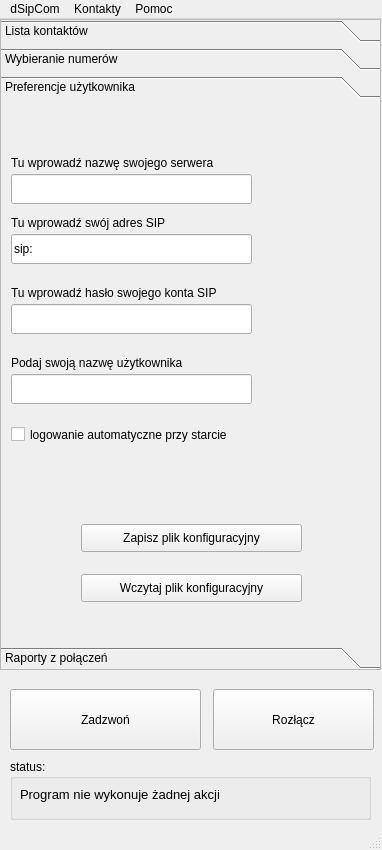
First picture: the form in src/dsipcom.ui, repository dmilith/dsipcom, before the edit.
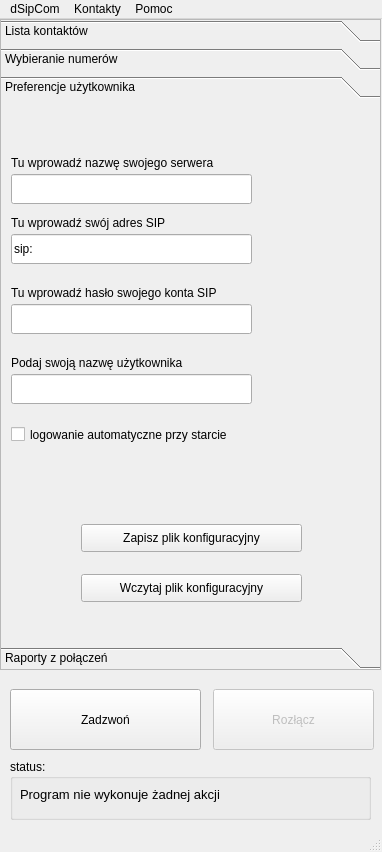
Second picture: the form after the edit. The open tabs and pages were chosen to show the change. Icons and pictures are not drawn.

Commit message: dodano zabezpieczenie przed usunięciem kontaktu ( kontakt może być usunięty tylko gdy aktualna zakładka to lista kontaktów ), dodano przesunięcie status_box'a wraz z resztą elementów okna podczas otwierania okna dialogowego dodającego użytkownika. dodano obsługę nieaktywności przycisków w zależności od stanu aplikacji

Patch:
```diff
--- a/src/dsipcom.ui
+++ b/src/dsipcom.ui
@@ -6,9 +6,21 @@
     <x>0</x>
     <y>0</y>
     <width>382</width>
-    <height>850</height>
+    <height>852</height>
    </rect>
   </property>
+  <property name="minimumSize" >
+   <size>
+    <width>382</width>
+    <height>850</height>
+   </size>
+  </property>
+  <property name="maximumSize" >
+   <size>
+    <width>382</width>
+    <height>16777215</height>
+   </size>
+  </property>
   <property name="acceptDrops" >
    <bool>true</bool>
   </property>
@@ -31,7 +43,7 @@
      <x>0</x>
      <y>23</y>
      <width>382</width>
-     <height>804</height>
+     <height>806</height>
     </rect>
    </property>
    <widget class="QPushButton" name="call_button" >
@@ -64,6 +76,9 @@
     </property>
    </widget>
    <widget class="QPushButton" name="hang_button" >
+    <property name="enabled" >
+     <bool>false</bool>
+    </property>
     <property name="geometry" >
      <rect>
       <x>213</x>
@@ -828,7 +843,7 @@
    <property name="geometry" >
     <rect>
      <x>0</x>
-     <y>827</y>
+     <y>829</y>
      <width>382</width>
      <height>23</height>
     </rect>
```
Left out of the diff: 4 changed lines with no effect on the pictures. The commit also changes 1 other file.
